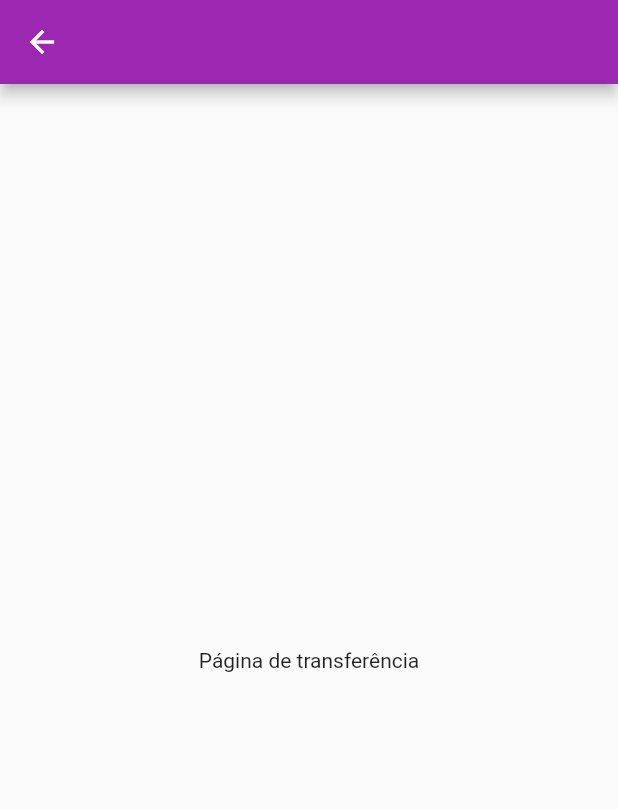
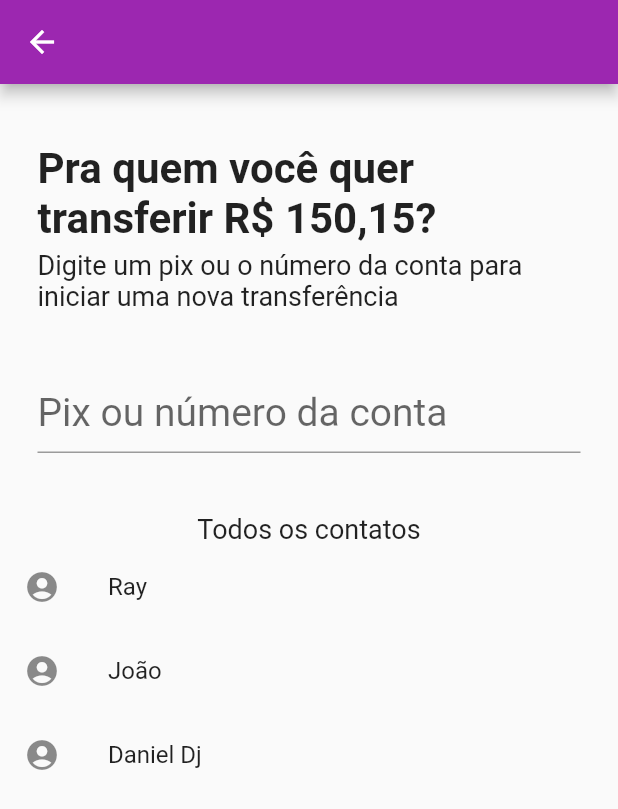
Before and after one commit to Rayllanderson/raybank, a Flutter app: the TransferPage screen opened by its route, on a phone screen of 412 x 824 dp. Shown: the top 809 px of the screen. Run offline on Flutter 3.47's test engine with Material 2 defaults, Android fonts, the light colour scheme and no system bars; our stand-ins replace flutter_masked_text.

Commit message:
Transfer page, list view, input number

```diff
--- /dev/null
+++ b/mobile/lib/src/components/buttons/primary_button.dart
@@ -0,0 +1,23 @@
+import 'package:flutter/material.dart';
+import 'package:mobile/src/themes/themes.dart';
+
+class PrimaryButton extends StatelessWidget {
+  final text;
+  final void Function() onPress;
+
+  const PrimaryButton({Key key, this.text, this.onPress}) : super(key: key);
+
+  @override
+  Widget build(BuildContext context) {
+    return ElevatedButton(
+        onPressed: onPress,
+        child: Text(
+          text,
+          style: TextStyle(color: Themes.textColor, fontSize: 18),
+        ),
+        style: ElevatedButton.styleFrom(
+          primary: Themes.primaryColor,
+          minimumSize: Size(double.infinity, 43.0),
+        ));
+  }
+}
--- /dev/null
+++ b/mobile/lib/src/components/inputs/number_input.dart
@@ -0,0 +1,23 @@
+import 'package:flutter/material.dart';
+
+class NumberInput extends StatelessWidget {
+  final controller;
+  final void Function(String) onChange;
+  final hintText;
+
+  const NumberInput({Key key, this.controller, this.onChange, this.hintText})
+      : super(key: key);
+
+  @override
+  Widget build(BuildContext context) {
+    return TextField(
+      keyboardType: TextInputType.number,
+      onChanged: onChange,
+      controller: controller,
+      decoration: InputDecoration(
+        hintText: hintText,
+      ),
+      style: TextStyle(fontSize: 26),
+    );
+  }
+}
--- /dev/null
+++ b/mobile/lib/src/components/list_views/contact_list_view.dart
@@ -0,0 +1,26 @@
+import 'package:flutter/material.dart';
+import 'package:mobile/src/components/alerts/alert.dart';
+
+class ContactListView extends StatelessWidget {
+  final List<String> contacts;
+
+  const ContactListView({Key key, this.contacts}) : super(key: key);
+
+  @override
+  Widget build(BuildContext context) {
+    return ListView.builder(
+        scrollDirection: Axis.vertical,
+        shrinkWrap: true,
+        itemCount: contacts != null ? contacts.length : 0,
+        itemBuilder: (context, index) {
+          var contact = contacts[index];
+          return ListTile(
+            leading: Icon(Icons.account_circle_rounded),
+            title: Text(contact),
+            onTap: (){
+              Alert.displaySimpleAlert('Clicou', 'Selecionado -> $contact');
+            },
+          );
+        });
+  }
+}
--- a/mobile/lib/src/controllers/transfer_controller.dart
+++ b/mobile/lib/src/controllers/transfer_controller.dart
@@ -19,7 +19,7 @@ class TransferController {
     Navigator.pushNamed(navigatorKey.currentContext, '/transfer');
   }
 
-  /// verifica se o valor passado é menor que o valor disponível na conta
+  /// verifica se o valor é menor que o valor disponível na conta
   bool isAmountInvalid(){
     double value = double.tryParse(unmaskMoney(moneyController.text)) ?? 0.0;
     double accountBalance = 550.59; //dado mockado
--- a/mobile/lib/src/views/transfer_page.dart
+++ b/mobile/lib/src/views/transfer_page.dart
@@ -1,14 +1,69 @@
 import 'package:flutter/material.dart';
+import 'package:mobile/src/components/buttons/primary_button.dart';
+import 'package:mobile/src/components/headers/header.dart';
+import 'package:mobile/src/components/inputs/number_input.dart';
+import 'package:mobile/src/components/list_views/contact_list_view.dart';
+import 'package:mobile/src/components/texts/styles/text_styles.dart';
 
 class TransferPage extends StatelessWidget {
-  const TransferPage({Key key}) : super(key: key);
+  TransferPage({Key key}) : super(key: key);
+
+  final List<String> contacts = ['Ray', 'João', 'Daniel Dj'];
 
   @override
   Widget build(BuildContext context) {
     return Scaffold(
       appBar: AppBar(),
-      body: Center(
-        child: Text('Página de transferência'),
+      body: SingleChildScrollView(
+        child: Column(
+          children: [
+            SizedBox(
+              height: 40,
+            ),
+            Padding(
+              padding: const EdgeInsets.symmetric(horizontal: 25.0),
+              child: Header(
+                  title: 'Pra quem você quer transferir R\$ 150,15?',
+                  subtitle:
+                      'Digite um pix ou o número da conta para iniciar uma nova transferência'),
+            ),
+            SizedBox(
+              height: 40,
+            ),
+            Padding(
+                padding: const EdgeInsets.symmetric(horizontal: 25.0),
+                child: NumberInput(
+                  controller: TextEditingController(),
+                  onChange: (value) {
+                  },
+                  hintText: 'Pix ou número da conta',
+                )),
+            Visibility(
+                visible: contacts.length == 0,
+                child: Column(
+                  children: [
+                    SizedBox(height: 40),
+                    Padding(
+                      padding: const EdgeInsets.symmetric(horizontal: 25.0),
+                      child: PrimaryButton(
+                        onPress: () {},
+                        text: 'Transferir',
+                      ),
+                    ),
+                  ],
+                )
+            ),
+            SizedBox(height: 40),
+            Visibility(
+                visible: contacts.length != 0,
+                child: Column(
+                  children: [
+                    Text('Todos os contatos', style: MyTextStyle.subtitle()),
+                    ContactListView(contacts: contacts,),
+                  ],
+                )),
+          ],
+        ),
       ),
     );
   }
```
